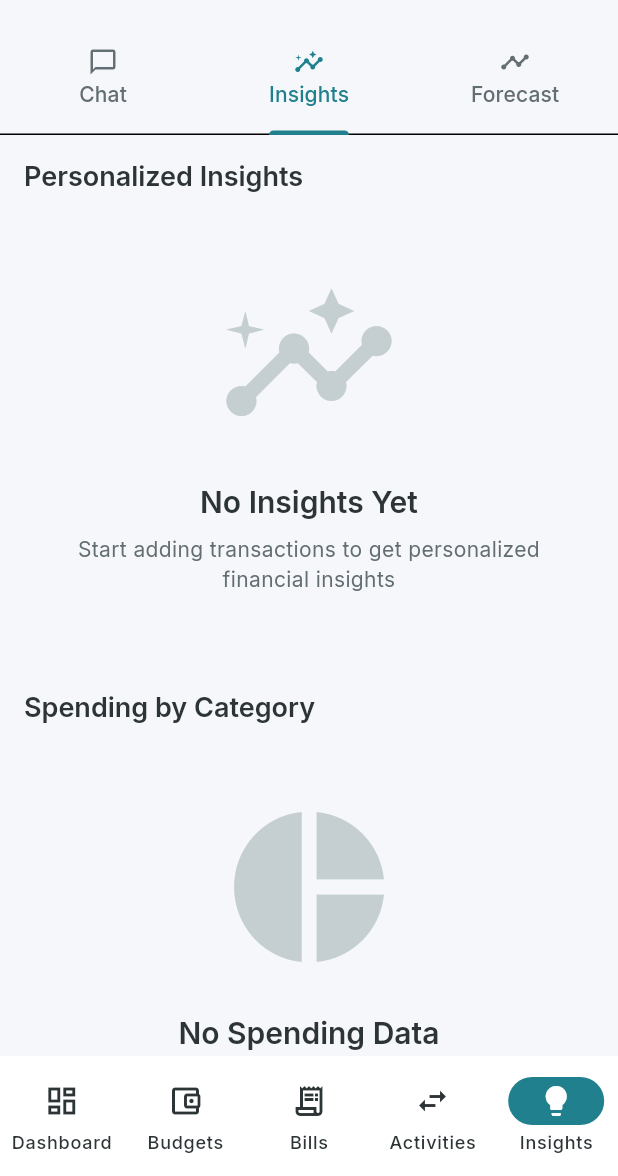
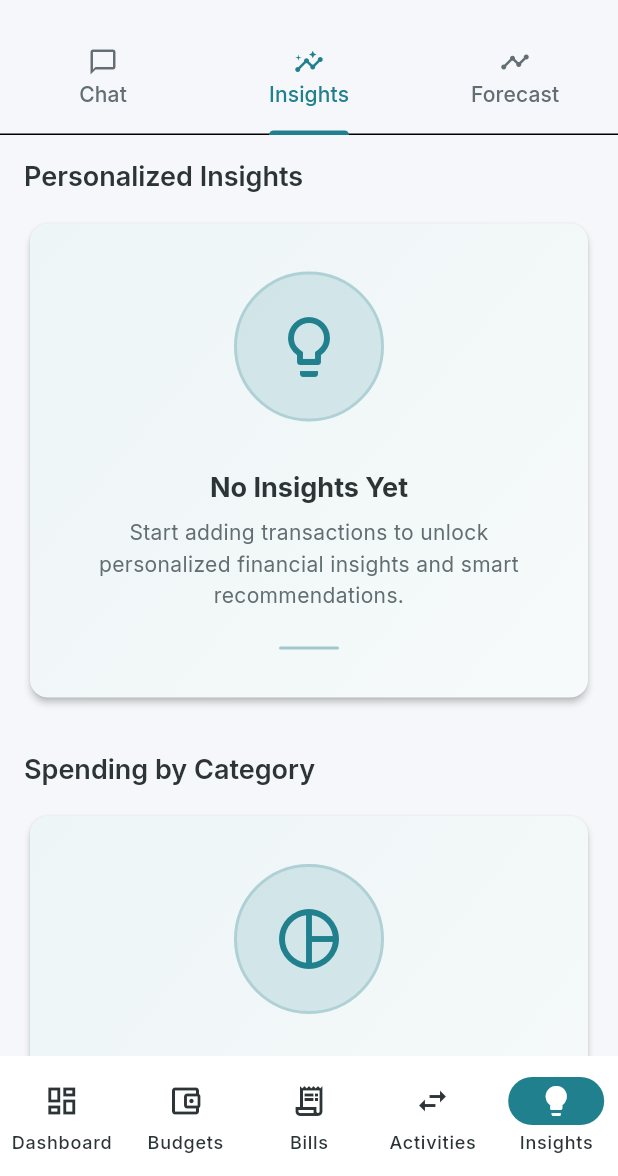
Before and after one commit to Soliperso/fin_mate, a Flutter app: the AiInsightsPage screen opened by its route, tab 2 chosen, on a phone screen of 412 x 824 dp, the part 60-1236 px from its top. Run offline on Flutter 3.47's test engine with Material 3 defaults, Android fonts, the phone set to English and light mode, and no system bars; our stand-ins replace connectivity_plus, equatable, file_picker, fl_chart, flutter_dotenv, flutter_riverpod and 10 more; missing offline and left inert: otp; accounts and stored records are empty; network calls fail.

Commit message:
Enhance all Insights tab empty states with consistent beautiful card designs

```diff
--- a/lib/features/ai_insights/presentation/pages/insights_tab.dart
+++ b/lib/features/ai_insights/presentation/pages/insights_tab.dart
@@ -49,11 +49,12 @@ class InsightsTab extends ConsumerWidget {
             insightsAsync.when(
               data: (insights) {
                 if (insights.isEmpty) {
-                  return const EmptyState(
-                    icon: Icons.insights,
+                  return _buildEmptyStateCard(
+                    context,
+                    icon: Icons.lightbulb_outline,
                     title: 'No Insights Yet',
-                    message: 'Start adding transactions to get personalized financial insights',
-                    animated: false,
+                    message: 'Start adding transactions to unlock personalized financial insights and smart recommendations.',
+                    backgroundColor: AppColors.primaryTeal,
                   );
                 }
                 return Column(
@@ -85,11 +86,12 @@ class InsightsTab extends ConsumerWidget {
             categoryBreakdownAsync.when(
               data: (categories) {
                 if (categories.isEmpty) {
-                  return const EmptyState(
-                    icon: Icons.pie_chart,
+                  return _buildEmptyStateCard(
+                    context,
+                    icon: Icons.pie_chart_outline,
                     title: 'No Spending Data',
-                    message: 'Add some expenses to see your category breakdown',
-                    animated: false,
+                    message: 'Add some expenses to see your category breakdown and track where your money goes.',
+                    backgroundColor: AppColors.primaryTeal,
                   );
                 }
                 return _buildCategoryBreakdown(context, categories);
@@ -113,11 +115,12 @@ class InsightsTab extends ConsumerWidget {
             forecastAsync.when(
               data: (forecast) {
                 if (forecast.isEmpty) {
-                  return const EmptyState(
-                    icon: Icons.trending_up,
-                    title: 'No Forecast Available',
-                    message: 'Need more transaction history to generate forecasts',
-                    animated: false,
+                  return _buildEmptyStateCard(
+                    context,
+                    icon: Icons.trending_up_outlined,
+                    title: 'No Forecast Yet',
+                    message: 'Build up your transaction history to generate accurate cashflow forecasts for the next 3 months.',
+                    backgroundColor: AppColors.primaryTeal,
                   );
                 }
                 return _buildForecastSection(context, forecast);
```
